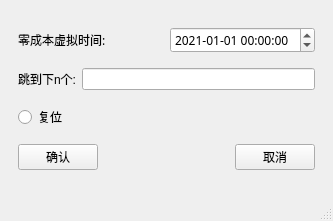
This is qt_app/app_time/timewindow.ui in swing-alliance/repo_builds as Qt 5 draws it before an edit. The edited form follows.
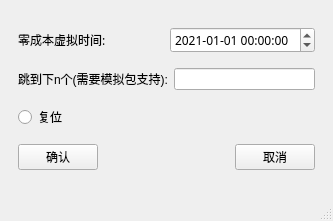
This is the edited form.

Diff of the .ui file:
```diff
--- a/qt_app/app_time/timewindow.ui
+++ b/qt_app/app_time/timewindow.ui
@@ -76,7 +76,7 @@
          <item>
           <widget class="QLabel" name="label">
            <property name="text">
-            <string>跳到下n个:</string>
+            <string>跳到下n个(需要模拟包支持):</string>
            </property>
           </widget>
          </item>
```
